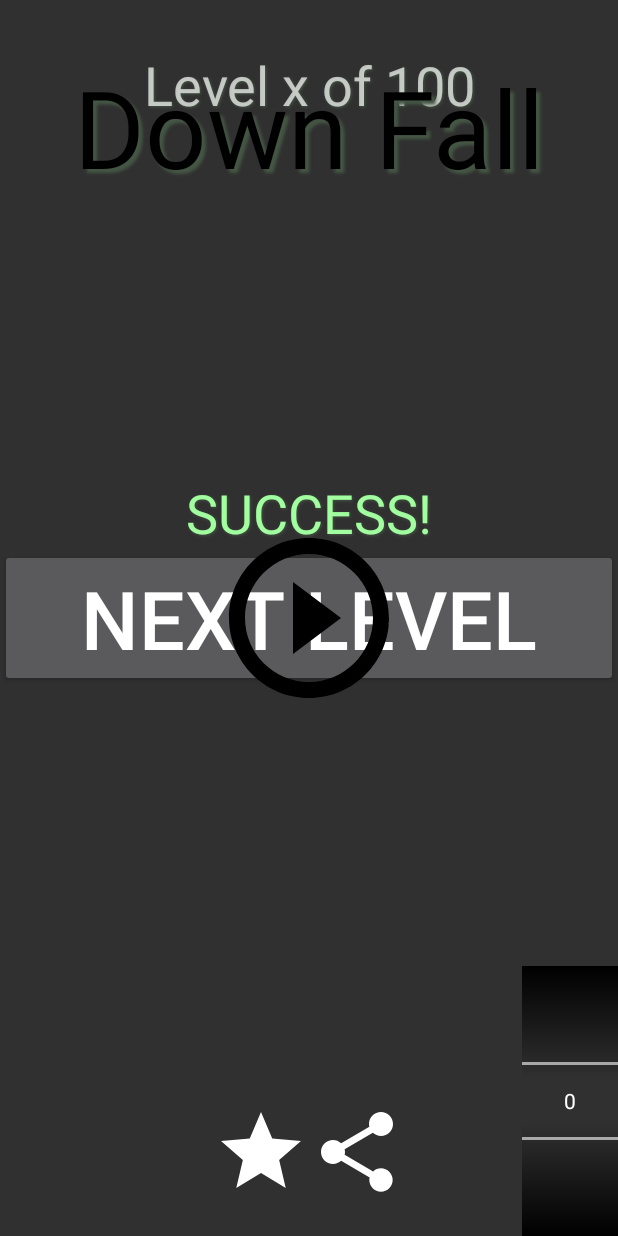
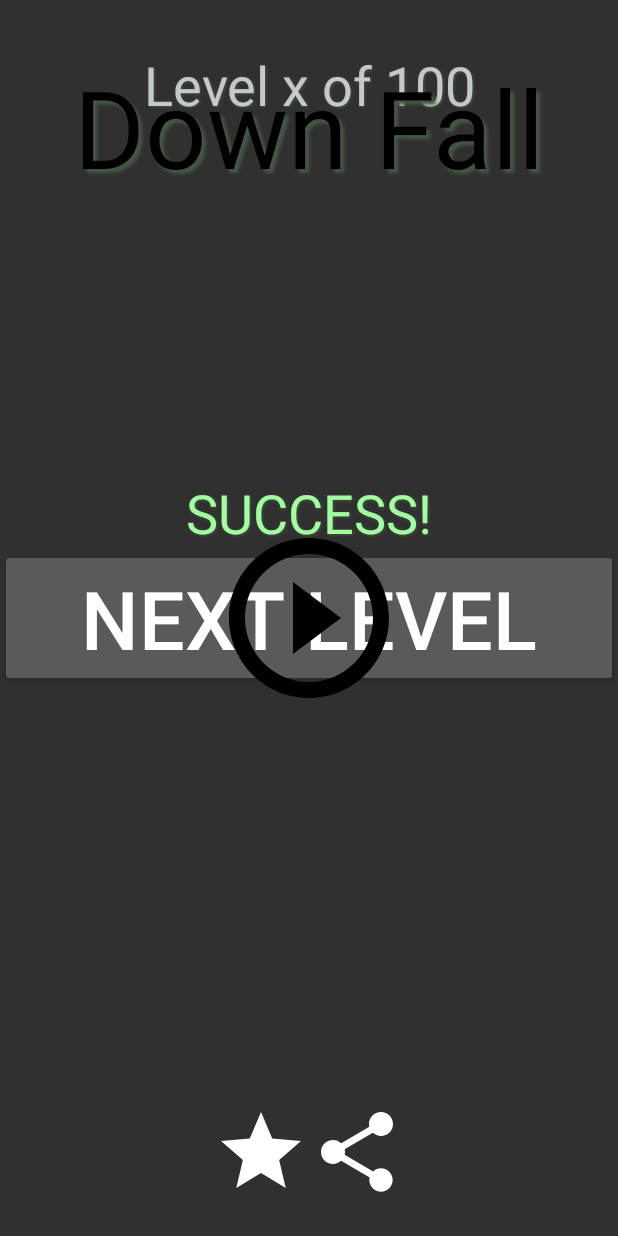
Before and after one commit to chriswalz/DownFall3, an Android app: the layout activity_game_screen_overlay.xml on its own in the app's theme, with its tools: preview values and no code run, on a phone screen of 412 x 824 dp. Run offline under Robolectric (Android 15) with nearby library versions, the phone set to English and light mode, and no system bars.

Commit message:
bug fixes

```diff
--- a/app/src/main/java/com/walz/joltimate/downfall2/DownFallView.java
+++ b/app/src/main/java/com/walz/joltimate/downfall2/DownFallView.java
@@ -166,6 +166,7 @@ public class DownFallView extends SurfaceView implements Runnable{
         hudPaint.setTextSize(80);
         hudPaint.setColor(Color.argb(255, 40, 40, 60));
 
+        downFallActivity = (DownFallActivity) context;
 
         int size = Levels.screenHeight/15;
         int distX = Levels.screenWidth - size;
@@ -181,6 +182,7 @@ public class DownFallView extends SurfaceView implements Runnable{
         distanceFromEdge = 1;
 
         prepareCurrentLevel();
+
     }
 
     public void prepareCurrentLevel(){
@@ -263,7 +265,6 @@ public class DownFallView extends SurfaceView implements Runnable{
             score = 0;
             Levels.updateCurrentLevel(); ;
             prepareCurrentLevel();
-            downFallActivity = (DownFallActivity) context;
             downFallActivity.setToWinScreen();
         }
     }
@@ -277,7 +278,6 @@ public class DownFallView extends SurfaceView implements Runnable{
             animationFrames = 0;
             gameState = RETRYSCREEN; // paused = true;
             score = 0;
-            downFallActivity = (DownFallActivity) context;
             downFallActivity.setToStartScreen();
         }
 
@@ -443,7 +443,6 @@ public class DownFallView extends SurfaceView implements Runnable{
             case MotionEvent.ACTION_DOWN:
                 if (gameState == STARTSCREEN) {
                     if (pY > Levels.screenHeight/5 && pY < 4*Levels.screenHeight/5) {
-                        downFallActivity = (DownFallActivity) context;
                         downFallActivity.setToPlayingScreen();
                         gameState = PLAYINGSCREEN;
                     }
--- a/app/src/main/res/layout/activity_game_screen_overlay.xml
+++ b/app/src/main/res/layout/activity_game_screen_overlay.xml
@@ -131,5 +131,6 @@
         android:layout_alignParentBottom="true"
         android:layout_alignParentRight="true"
         android:layout_width="wrap_content"
-        android:layout_height="wrap_content"></NumberPicker>
+        android:layout_height="wrap_content"
+        android:visibility="gone"></NumberPicker>
 </RelativeLayout>
```
Also changed, not shown: app/src/main/java/com/walz/joltimate/downfall2/DownFallActivity.java (+11 -13 lines).
